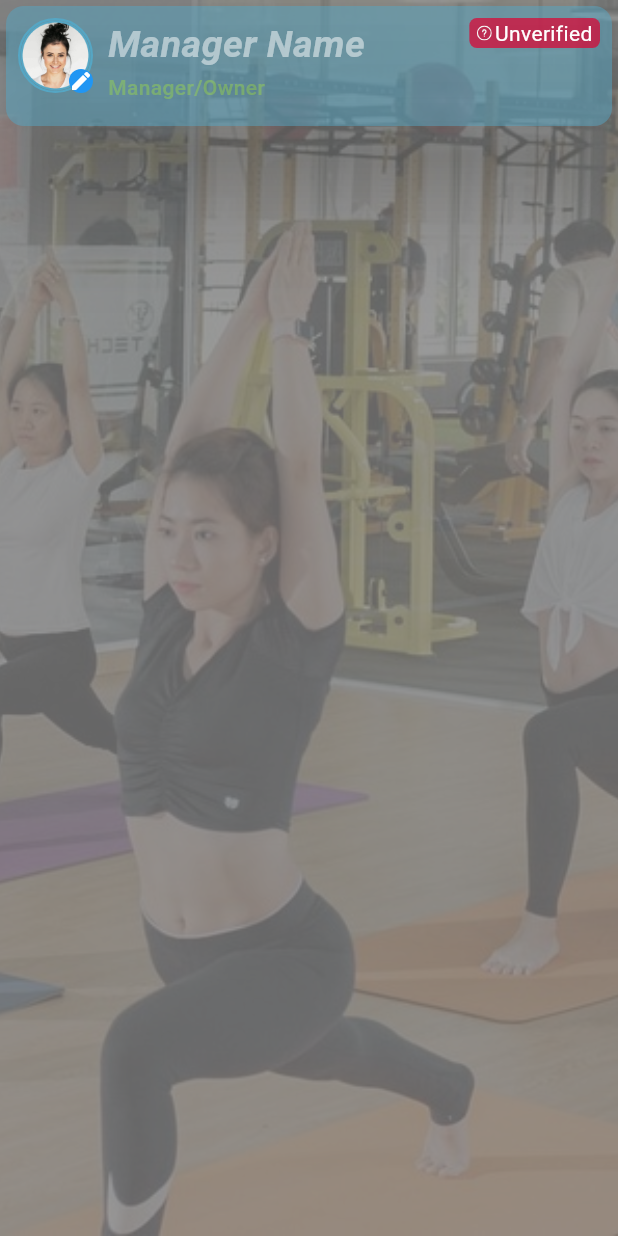
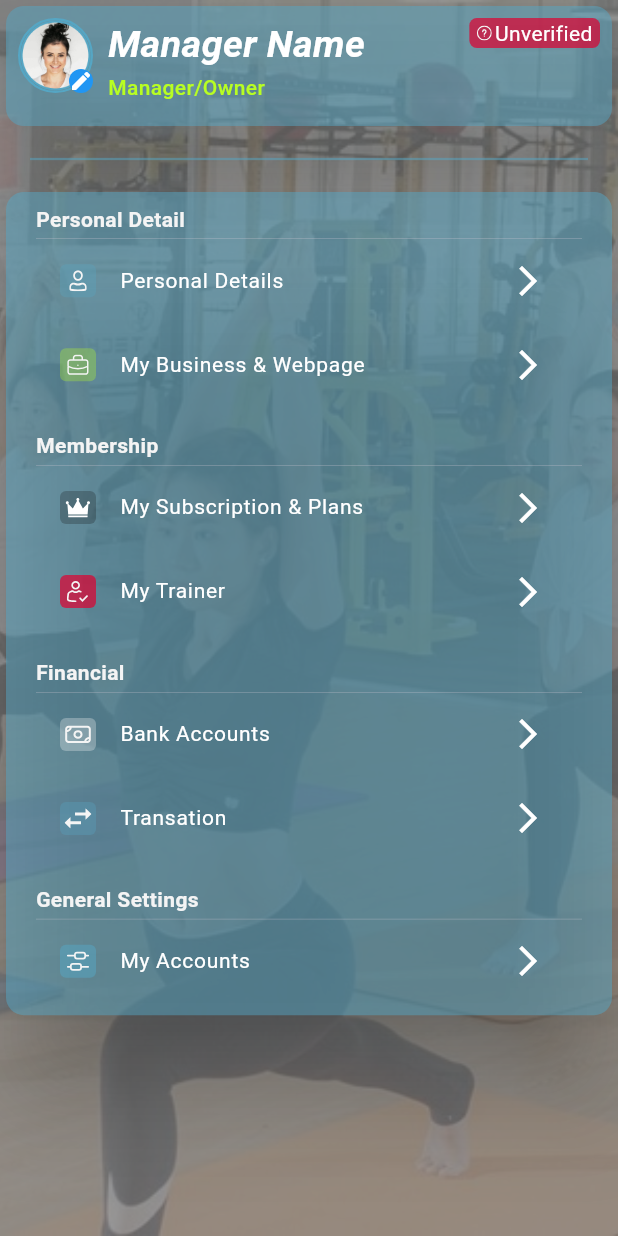
Before and after one commit to Prashant1125/My_Profile, a Flutter app: the screen it shows after launch, on a phone screen of 412 x 824 dp. Run offline on Flutter 3.47's test engine with Material 3 defaults, Android fonts, the phone set to English and light mode, and no system bars; our stand-ins replace flutter_svg, get; Roboto replaces fonts that are missing (Poppins); project files that could hold a hidden picture were left out.

Commit message:
element and settings container component

```diff
--- a/lib/D1MM5_profile/profile.dart
+++ b/lib/D1MM5_profile/profile.dart
@@ -2,6 +2,7 @@ import 'package:flutter/material.dart';
 import 'package:my_profile/components/profile_overview_tab.dart';
 import 'package:my_profile/utils/color_constants.dart';
 import 'package:my_profile/utils/image_constants.dart';
+import '../components/settings_container.dart';
 
 class MyProfile extends StatefulWidget {
   const MyProfile({super.key});
@@ -14,7 +15,7 @@ class _MyProfileState extends State<MyProfile> {
   @override
   Widget build(BuildContext context) {
     return Scaffold(
-      backgroundColor: ColorConstant.appBar,
+      backgroundColor: ColorConstant.appBar.withOpacity(.5),
       body: SafeArea(
         child: Container(
           height: double.infinity,
@@ -23,9 +24,20 @@ class _MyProfileState extends State<MyProfile> {
                   image: AssetImage(ImageConstants.yoga),
                   fit: BoxFit.cover,
                   opacity: .2)),
-          child: const Column(
+          child: Column(
             children: [
-              ProfileOverviewTab(),
+              const ProfileOverviewTab(),
+              Padding(
+                padding: const EdgeInsets.symmetric(
+                  horizontal: 20,
+                  vertical: 10,
+                ),
+                child: Divider(
+                  thickness: 1.5,
+                  color: ColorConstant.primaryBlue.withOpacity(.5),
+                ),
+              ),
+              const SettingsContainer()
             ],
           ),
         ),
--- a/lib/components/custom_listtile.dart
+++ b/lib/components/D1MM5_MYPROFILE/custom_list.dart
@@ -24,9 +24,6 @@ class CustomListtile extends StatelessWidget {
             if (subtitle != null) subtitle!,
           ],
         ),
-        // const SizedBox(
-        //   width: 10,
-        // ),
         const Spacer(),
         if (trailing != null) trailing!,
       ],
--- /dev/null
+++ b/lib/components/D1MM5_MYPROFILE/element.dart
@@ -0,0 +1,51 @@
+import 'package:flutter/material.dart';
+import 'package:flutter_svg/flutter_svg.dart';
+import 'package:my_profile/utils/color_constants.dart';
+import 'package:my_profile/utils/image_constants.dart';
+
+class ElementTile extends StatelessWidget {
+  final String? leadingIcon;
+  final Color? color;
+  final String? text;
+  final void Function()? onTap;
+  const ElementTile({
+    super.key,
+    this.leadingIcon,
+    this.text,
+    this.onTap,
+    this.color,
+  });
+
+  @override
+  Widget build(BuildContext context) {
+    return ListTile(
+      leading: Container(
+          height: 22,
+          width: 24,
+          decoration: BoxDecoration(
+              color: color, borderRadius: BorderRadius.circular(4)),
+          child: Padding(
+              padding: const EdgeInsets.symmetric(horizontal: 3, vertical: 4),
+              child: leadingIcon != null
+                  ? SvgPicture.asset(
+                      leadingIcon ?? '',
+                    )
+                  : Image.asset(
+                      ImageConstants.userCheak,
+                    ))),
+      title: Text(
+        text.toString(),
+        style: TextStyle(
+            fontSize: 14,
+            fontFamily: 'Poppins',
+            fontWeight: FontWeight.w400,
+            color: ColorConstant.pureWhite),
+      ),
+      trailing: Icon(
+        Icons.arrow_forward_ios,
+        color: ColorConstant.pureWhite,
+      ),
+      onTap: onTap,
+    );
+  }
+}
--- /dev/null
+++ b/lib/components/D1MM5_MYPROFILE/section_break.dart
@@ -0,0 +1,39 @@
+import 'package:flutter/material.dart';
+import '../../utils/color_constants.dart';
+
+class SectionBreak extends StatelessWidget {
+  final String sectionTitle;
+  final Widget? sectionDescription;
+
+  const SectionBreak({
+    super.key,
+    required this.sectionTitle,
+    this.sectionDescription,
+  });
+
+  @override
+  Widget build(BuildContext context) {
+    return Padding(
+      padding: const EdgeInsets.symmetric(horizontal: 20, vertical: 8),
+      child: Column(
+        crossAxisAlignment: CrossAxisAlignment.start,
+        children: [
+          Text(sectionTitle,
+              style: TextStyle(
+                  fontSize: 14,
+                  fontFamily: 'Poppins',
+                  fontWeight: FontWeight.w700,
+                  color: ColorConstant.offWhite)),
+          const SizedBox(
+            height: 3,
+          ),
+          const Divider(
+            height: .2,
+            thickness: .2,
+          ),
+          if (sectionDescription != null) sectionDescription!,
+        ],
+      ),
+    );
+  }
+}
--- a/lib/components/profile_overview_tab.dart
+++ b/lib/components/profile_overview_tab.dart
@@ -1,8 +1,9 @@
 import 'package:flutter/material.dart';
-import 'package:my_profile/components/custom_listtile.dart';
 import 'package:my_profile/components/profile_icon.dart';
 import 'package:my_profile/components/verification_status.dart';
 import 'package:my_profile/utils/color_constants.dart';
+
+import 'D1MM5_MYPROFILE/custom_list.dart';
 
 class ProfileOverviewTab extends StatelessWidget {
   const ProfileOverviewTab({super.key});
@@ -13,11 +14,11 @@ class ProfileOverviewTab extends StatelessWidget {
       height: 88,
       child: Card(
         elevation: 30,
-        color: ColorConstant.cardColor,
+        color: ColorConstant.primaryBlue.withOpacity(.5),
         child: Padding(
-          padding: EdgeInsets.all(8.0),
+          padding: const EdgeInsets.all(8.0),
           child: CustomListtile(
-            leading: ProfileIcon(),
+            leading: const ProfileIcon(),
             title: Text(
               'Manager Name',
               style: TextStyle(
@@ -32,7 +33,7 @@ class ProfileOverviewTab extends StatelessWidget {
                   fontSize: 14,
                   fontFamily: 'Poppins',
                   fontWeight: FontWeight.w500,
-                  color: ColorConstant.prinmaryGreen),
+                  color: ColorConstant.primaryGreen),
             ),
             trailing: const VerificationStatus(
               status: 0,
--- /dev/null
+++ b/lib/components/settings_container.dart
@@ -0,0 +1,86 @@
+import 'package:flutter/material.dart';
+import 'package:my_profile/components/D1MM5_MYPROFILE/element.dart';
+import 'package:my_profile/utils/image_constants.dart';
+
+import '../utils/color_constants.dart';
+import 'D1MM5_MYPROFILE/section_break.dart';
+
+class SettingsContainer extends StatelessWidget {
+  const SettingsContainer({super.key});
+
+  @override
+  Widget build(BuildContext context) {
+    return Card(
+      elevation: 30,
+      color: ColorConstant.primaryBlue.withOpacity(.5),
+      child: Column(
+        crossAxisAlignment: CrossAxisAlignment.start,
+        children: [
+          SectionBreak(
+            sectionTitle: 'Personal Detail',
+            sectionDescription: Column(
+              children: [
+                ElementTile(
+                  leadingIcon: ImageConstants.user,
+                  text: 'Personal Details',
+                  color: ColorConstant.primaryBlue.withOpacity(.3),
+                ),
+                ElementTile(
+                  leadingIcon: ImageConstants.profession,
+                  text: 'My Business & Webpage',
+                  color: ColorConstant.primaryGreen.withOpacity(.3),
+                ),
+              ],
+            ),
+          ),
+          SectionBreak(
+            sectionTitle: 'Membership',
+            sectionDescription: Column(
+              children: [
+                ElementTile(
+                  leadingIcon: ImageConstants.crown,
+                  text: 'My Subscription & Plans',
+                  color: ColorConstant.chineBlack.withOpacity(.25),
+                ),
+                ElementTile(
+                  leadingIcon: ImageConstants.userCheak,
+                  text: 'My Trainer',
+                  color: ColorConstant.sparentOverlay.withOpacity(.70),
+                ),
+              ],
+            ),
+          ),
+          SectionBreak(
+            sectionTitle: 'Financial',
+            sectionDescription: Column(
+              children: [
+                ElementTile(
+                  leadingIcon: ImageConstants.money,
+                  text: 'Bank Accounts',
+                  color: ColorConstant.offWhite.withOpacity(.3),
+                ),
+                ElementTile(
+                  leadingIcon: ImageConstants.exchange,
+                  text: 'Transation',
+                  color: ColorConstant.primaryBlue.withOpacity(.3),
+                ),
+              ],
+            ),
+          ),
+          SectionBreak(
+            sectionTitle: 'General Settings',
+            sectionDescription: Column(
+              children: [
+                ElementTile(
+                  leadingIcon: ImageConstants.settings,
+                  text: 'My Accounts',
+                  color: ColorConstant.primaryBlue.withOpacity(.5),
+                ),
+              ],
+            ),
+          ),
+        ],
+      ),
+    );
+  }
+}
--- a/lib/controllers/verification_controller.dart
+++ b/lib/controllers/verification_controller.dart
@@ -5,16 +5,14 @@ import 'package:my_profile/utils/image_constants.dart';
 import 'package:my_profile/utils/string_constant.dart';
 
 class VerificationController extends GetxController {
-  // final RxInt status = 0.obs;
-
   Color getColor(int status) {
     switch (status) {
       case 0:
-        return ColorConstant.sparentOverlay;
+        return ColorConstant.sparentOverlay.withOpacity(.7);
       case 1:
-        return ColorConstant.prinmaryGreen;
+        return ColorConstant.primaryGreen.withOpacity(.3);
       default:
-        return ColorConstant.sparentOverlay;
+        return ColorConstant.sparentOverlay.withOpacity(.7);
     }
   }
 
--- a/lib/utils/color_constants.dart
+++ b/lib/utils/color_constants.dart
@@ -1,10 +1,11 @@
 import 'package:flutter/material.dart';
 
 class ColorConstant {
-  static Color prinmaryGreen = const Color(0xffB8FE22).withOpacity(.3);
-  static Color sparentOverlay = const Color(0xffDF0030).withOpacity(.7);
-  static Color appBar = const Color(0xff000000).withOpacity(.5);
-  static Color cardColor = const Color(0xFF55A6C4).withOpacity(0.5);
-  static Color pureWhite = const Color(0xFFffffff).withOpacity(0.5);
-  static Color maryGreen = const Color(0xFFffffff).withOpacity(0.5);
+  static Color primaryGreen = const Color(0xffB8FE22);
+  static Color sparentOverlay = const Color(0xffDF0030);
+  static Color appBar = const Color(0xff000000);
+  static Color primaryBlue = const Color(0xFF55A6C4);
+  static Color pureWhite = const Color(0xFFffffff);
+  static Color chineBlack = const Color(0xFF121212);
+  static Color offWhite = const Color(0xFFF4F4F4);
 }
--- a/lib/utils/image_constants.dart
+++ b/lib/utils/image_constants.dart
@@ -4,4 +4,12 @@ class ImageConstants {
       'assets/images/unverified_icon.svg';
   static const String avatar1 = 'assets/images/avatar1.png';
   static const String yoga = 'assets/images/yoga.jpg';
+  static const String user = 'assets/images/user.svg';
+  static const String profession = 'assets/images/profession.svg';
+  static const String crown = 'assets/images/crown.svg';
+  static const String userCheak = 'assets/images/usercheak.svg';
+  static const String money = 'assets/images/money.svg';
+  static const String exchange = 'assets/images/exchange.svg';
+  static const String settings = 'assets/images/settings.svg';
+  static const String arrowRight = 'assets/images/arrow_Right.svg';
 }
--- a/pubspec.yaml
+++ b/pubspec.yaml
@@ -36,7 +36,7 @@ dependencies:
   # Use with the CupertinoIcons class for iOS style icons.
   cupertino_icons: ^1.0.6
   get: ^4.6.6
-  flutter_svg: ^2.0.16
+  flutter_svg: ^2.0.0
 
 dev_dependencies:
   flutter_test:
```
Also changed, not shown: assets/images/arrow_right.svg (added), assets/images/crown.svg (added), assets/images/exchange.svg (added), assets/images/money.svg (added), assets/images/profession.svg (added), assets/images/settings.svg (added), assets/images/user.svg (added), assets/images/usercheak.png (added), assets/images/usercheak.svg (added), 1 other file.
